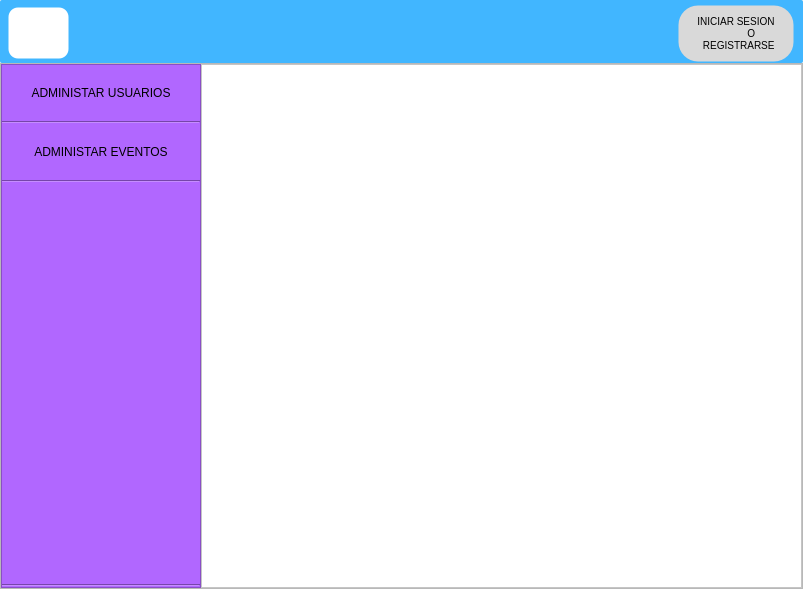
Above: ui_files/mainwindow.ui from Hrndz16/Simes before the change. Below: the same form after it.
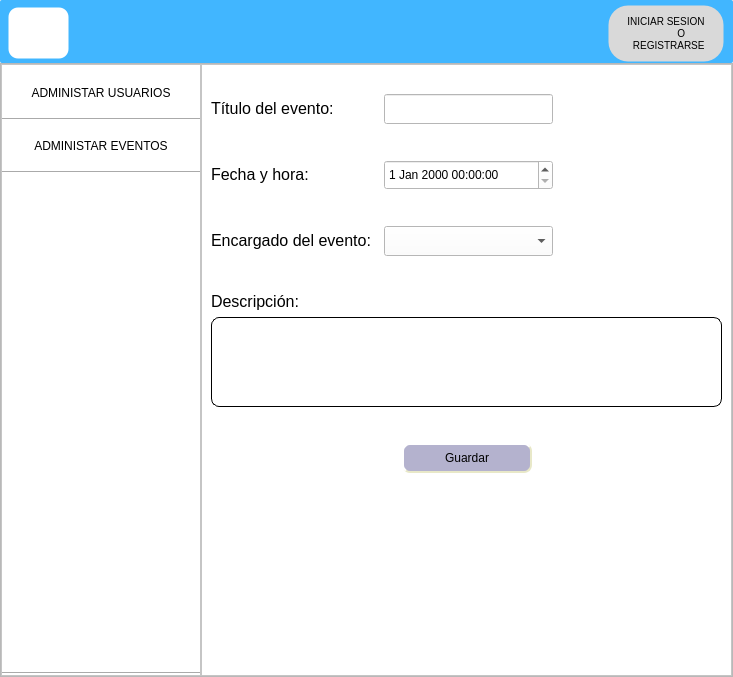
That is the form after the change. The open tabs and pages were chosen to show the change. Icons and pictures are not drawn.

Commit message: Se añadio la interfaz del administrador

```diff
--- a/ui_files/mainwindow.ui
+++ b/ui_files/mainwindow.ui
@@ -12,8 +12,8 @@
    <rect>
     <x>0</x>
     <y>0</y>
-    <width>803</width>
-    <height>589</height>
+    <width>733</width>
+    <height>677</height>
    </rect>
   </property>
   <property name="windowTitle">
@@ -2311,16 +2311,22 @@
            </property>
            <item>
             <widget class="QFrame" name="frame_2">
-             <property name="maximumSize">
+             <property name="minimumSize">
               <size>
                <width>200</width>
+               <height>0</height>
+              </size>
+             </property>
+             <property name="maximumSize">
+              <size>
+               <width>280</width>
                <height>16777215</height>
               </size>
              </property>
              <property name="styleSheet">
-              <string notr="true">
+              <string notr="true">background-color: rgb(180, 178, 206);
 QFrame{
-background-color: rgb(177, 103, 255);
+background-color: rgb(180, 178, 206);
 }
 
 QPushButton{
@@ -2363,7 +2369,7 @@
              </property>
              <layout class="QVBoxLayout" name="verticalLayout_6">
               <property name="spacing">
-               <number>3</number>
+               <number>0</number>
               </property>
               <property name="leftMargin">
                <number>0</number>
@@ -2448,12 +2454,325 @@
            </item>
            <item>
             <widget class="QFrame" name="frame_3">
+             <property name="sizePolicy">
+              <sizepolicy hsizetype="Preferred" vsizetype="Preferred">
+               <horstretch>0</horstretch>
+               <verstretch>0</verstretch>
+              </sizepolicy>
+             </property>
              <property name="frameShape">
               <enum>QFrame::StyledPanel</enum>
              </property>
              <property name="frameShadow">
               <enum>QFrame::Raised</enum>
              </property>
+             <layout class="QVBoxLayout" name="verticalLayout_7">
+              <property name="leftMargin">
+               <number>0</number>
+              </property>
+              <property name="topMargin">
+               <number>0</number>
+              </property>
+              <property name="rightMargin">
+               <number>0</number>
+              </property>
+              <item>
+               <widget class="QStackedWidget" name="stackedWidget_admin">
+                <property name="sizePolicy">
+                 <sizepolicy hsizetype="Preferred" vsizetype="Preferred">
+                  <horstretch>0</horstretch>
+                  <verstretch>0</verstretch>
+                 </sizepolicy>
+                </property>
+                <property name="styleSheet">
+                 <string notr="true">alternate-background-color: rgb(255, 255, 255);</string>
+                </property>
+                <widget class="QWidget" name="page">
+                 <layout class="QVBoxLayout" name="verticalLayout_8">
+                  <item>
+                   <spacer name="verticalSpacer_11">
+                    <property name="orientation">
+                     <enum>Qt::Vertical</enum>
+                    </property>
+                    <property name="sizeType">
+                     <enum>QSizePolicy::Fixed</enum>
+                    </property>
+                    <property name="sizeHint" stdset="0">
+                     <size>
+                      <width>20</width>
+                      <height>20</height>
+                     </size>
+                    </property>
+                   </spacer>
+                  </item>
+                  <item>
+                   <layout class="QGridLayout" name="gridLayout_8">
+                    <property name="horizontalSpacing">
+                     <number>13</number>
+                    </property>
+                    <item row="2" column="1">
+                     <spacer name="verticalSpacer_13">
+                      <property name="orientation">
+                       <enum>Qt::Vertical</enum>
+                      </property>
+                      <property name="sizeType">
+                       <enum>QSizePolicy::Fixed</enum>
+                      </property>
+                      <property name="sizeHint" stdset="0">
+                       <size>
+                        <width>20</width>
+                        <height>30</height>
+                       </size>
+                      </property>
+                     </spacer>
+                    </item>
+                    <item row="5" column="0">
+                     <widget class="QLabel" name="label_6">
+                      <property name="text">
+                       <string>&lt;html&gt;&lt;head/&gt;&lt;body&gt;&lt;p&gt;&lt;span style=&quot; font-size:12pt;&quot;&gt;Encargado del evento:&lt;/span&gt;&lt;/p&gt;&lt;/body&gt;&lt;/html&gt;</string>
+                      </property>
+                     </widget>
+                    </item>
+                    <item row="3" column="0">
+                     <widget class="QLabel" name="label_4">
+                      <property name="text">
+                       <string>&lt;!DOCTYPE HTML PUBLIC &quot;-//W3C//DTD HTML 4.0//EN&quot; &quot;http://www.w3.org/TR/REC-html40/strict.dtd&quot;&gt;
+&lt;html&gt;&lt;head&gt;&lt;meta name=&quot;qrichtext&quot; content=&quot;1&quot; /&gt;&lt;meta charset=&quot;utf-8&quot; /&gt;&lt;style type=&quot;text/css&quot;&gt;
+p, li { white-space: pre-wrap; }
+hr { height: 1px; border-width: 0; }
+li.unchecked::marker { content: &quot;\2610&quot;; }
+li.checked::marker { content: &quot;\2612&quot;; }
+&lt;/style&gt;&lt;/head&gt;&lt;body style=&quot; font-family:'Segoe UI'; font-size:9pt; font-weight:400; font-style:normal;&quot;&gt;
+&lt;p align=&quot;justify&quot; style=&quot; margin-top:0px; margin-bottom:0px; margin-left:0px; margin-right:0px; -qt-block-indent:0; text-indent:0px;&quot;&gt;&lt;span style=&quot; font-size:12pt;&quot;&gt;Fecha y hora:&lt;/span&gt;&lt;/p&gt;&lt;/body&gt;&lt;/html&gt;</string>
+                      </property>
+                     </widget>
+                    </item>
+                    <item row="3" column="1">
+                     <widget class="QDateTimeEdit" name="dateTimeEdit">
+                      <property name="minimumSize">
+                       <size>
+                        <width>0</width>
+                        <height>30</height>
+                       </size>
+                      </property>
+                     </widget>
+                    </item>
+                    <item row="4" column="1">
+                     <spacer name="verticalSpacer_12">
+                      <property name="orientation">
+                       <enum>Qt::Vertical</enum>
+                      </property>
+                      <property name="sizeType">
+                       <enum>QSizePolicy::Fixed</enum>
+                      </property>
+                      <property name="sizeHint" stdset="0">
+                       <size>
+                        <width>20</width>
+                        <height>30</height>
+                       </size>
+                      </property>
+                     </spacer>
+                    </item>
+                    <item row="1" column="1">
+                     <widget class="QLineEdit" name="lineEdit">
+                      <property name="minimumSize">
+                       <size>
+                        <width>0</width>
+                        <height>30</height>
+                       </size>
+                      </property>
+                     </widget>
+                    </item>
+                    <item row="5" column="1">
+                     <widget class="QComboBox" name="comboBox_3">
+                      <property name="minimumSize">
+                       <size>
+                        <width>0</width>
+                        <height>30</height>
+                       </size>
+                      </property>
+                     </widget>
+                    </item>
+                    <item row="1" column="0">
+                     <widget class="QLabel" name="label_3">
+                      <property name="text">
+                       <string>&lt;html&gt;&lt;head/&gt;&lt;body&gt;&lt;p&gt;&lt;span style=&quot; font-size:12pt;&quot;&gt;Título del evento:&lt;/span&gt;&lt;/p&gt;&lt;/body&gt;&lt;/html&gt;</string>
+                      </property>
+                     </widget>
+                    </item>
+                    <item row="1" column="3">
+                     <spacer name="horizontalSpacer_13">
+                      <property name="orientation">
+                       <enum>Qt::Horizontal</enum>
+                      </property>
+                      <property name="sizeHint" stdset="0">
+                       <size>
+                        <width>40</width>
+                        <height>20</height>
+                       </size>
+                      </property>
+                     </spacer>
+                    </item>
+                    <item row="6" column="1">
+                     <spacer name="verticalSpacer_14">
+                      <property name="orientation">
+                       <enum>Qt::Vertical</enum>
+                      </property>
+                      <property name="sizeType">
+                       <enum>QSizePolicy::Fixed</enum>
+                      </property>
+                      <property name="sizeHint" stdset="0">
+                       <size>
+                        <width>30</width>
+                        <height>30</height>
+                       </size>
+                      </property>
+                     </spacer>
+                    </item>
+                   </layout>
+                  </item>
+                  <item>
+                   <widget class="QLabel" name="label_5">
+                    <property name="text">
+                     <string>&lt;html&gt;&lt;head/&gt;&lt;body&gt;&lt;p&gt;&lt;span style=&quot; font-size:12pt;&quot;&gt;Descripción:&lt;/span&gt;&lt;/p&gt;&lt;/body&gt;&lt;/html&gt;</string>
+                    </property>
+                   </widget>
+                  </item>
+                  <item>
+                   <widget class="QPlainTextEdit" name="plainTextEdit">
+                    <property name="minimumSize">
+                     <size>
+                      <width>0</width>
+                      <height>90</height>
+                     </size>
+                    </property>
+                    <property name="maximumSize">
+                     <size>
+                      <width>16777215</width>
+                      <height>90</height>
+                     </size>
+                    </property>
+                    <property name="styleSheet">
+                     <string notr="true">QPlainTextEdit {
+            border-style: outset; /* Estilo del borde (puede ser outset, inset, solid, dashed, dotted, none) */
+            border-width: 1px; /* Ancho del borde */
+            border-color: rgb(0,0,0); /* Color del borde */
+            border-radius: 8px; /* Radio de borde */
+            padding: 6px; /* Espaciado interno */
+            color: black; /* Color del texto */
+        }</string>
+                    </property>
+                   </widget>
+                  </item>
+                  <item>
+                   <spacer name="verticalSpacer_15">
+                    <property name="orientation">
+                     <enum>Qt::Vertical</enum>
+                    </property>
+                    <property name="sizeType">
+                     <enum>QSizePolicy::Fixed</enum>
+                    </property>
+                    <property name="sizeHint" stdset="0">
+                     <size>
+                      <width>20</width>
+                      <height>30</height>
+                     </size>
+                    </property>
+                   </spacer>
+                  </item>
+                  <item>
+                   <layout class="QHBoxLayout" name="horizontalLayout_14">
+                    <item>
+                     <spacer name="horizontalSpacer_14">
+                      <property name="orientation">
+                       <enum>Qt::Horizontal</enum>
+                      </property>
+                      <property name="sizeHint" stdset="0">
+                       <size>
+                        <width>40</width>
+                        <height>20</height>
+                       </size>
+                      </property>
+                     </spacer>
+                    </item>
+                    <item>
+                     <widget class="QPushButton" name="pushButton">
+                      <property name="minimumSize">
+                       <size>
+                        <width>130</width>
+                        <height>30</height>
+                       </size>
+                      </property>
+                      <property name="maximumSize">
+                       <size>
+                        <width>180</width>
+                        <height>40</height>
+                       </size>
+                      </property>
+                      <property name="sizeIncrement">
+                       <size>
+                        <width>0</width>
+                        <height>0</height>
+                       </size>
+                      </property>
+                      <property name="styleSheet">
+                       <string notr="true"> QPushButton {
+			background-color: rgb(180, 178, 206);/* Color de fondo */
+            border-style: outset; /* Estilo del borde (puede ser outset, inset, solid, dashed, dotted, none) */
+            border-width: 2px; /* Ancho del borde */
+            border-color: rgb(232, 232, 200); /* Color del borde */
+            border-radius: 8px; /* Radio de borde */
+            padding: 6px; /* Espaciado interno */
+            color: black; /* Color del texto */
+        }
+
+        QPushButton:hover {
+            background-color: #45a049; /* Cambio de color de fondo al pasar el mouse */
+        }
+
+        QPushButton:pressed {
+            background-color: #367c39; /* Cambio de color de fondo al presionar el botón */
+        }</string>
+                      </property>
+                      <property name="text">
+                       <string>Guardar</string>
+                      </property>
+                     </widget>
+                    </item>
+                    <item>
+                     <spacer name="horizontalSpacer_15">
+                      <property name="orientation">
+                       <enum>Qt::Horizontal</enum>
+                      </property>
+                      <property name="sizeHint" stdset="0">
+                       <size>
+                        <width>40</width>
+                        <height>20</height>
+                       </size>
+                      </property>
+                     </spacer>
+                    </item>
+                   </layout>
+                  </item>
+                  <item>
+                   <spacer name="verticalSpacer_3">
+                    <property name="orientation">
+                     <enum>Qt::Vertical</enum>
+                    </property>
+                    <property name="sizeHint" stdset="0">
+                     <size>
+                      <width>20</width>
+                      <height>40</height>
+                     </size>
+                    </property>
+                   </spacer>
+                  </item>
+                 </layout>
+                </widget>
+                <widget class="QWidget" name="page_2"/>
+               </widget>
+              </item>
+             </layout>
             </widget>
            </item>
           </layout>
```
Left out of the diff: 2 changed lines with no effect on the pictures. The commit also changes 7 other files.
